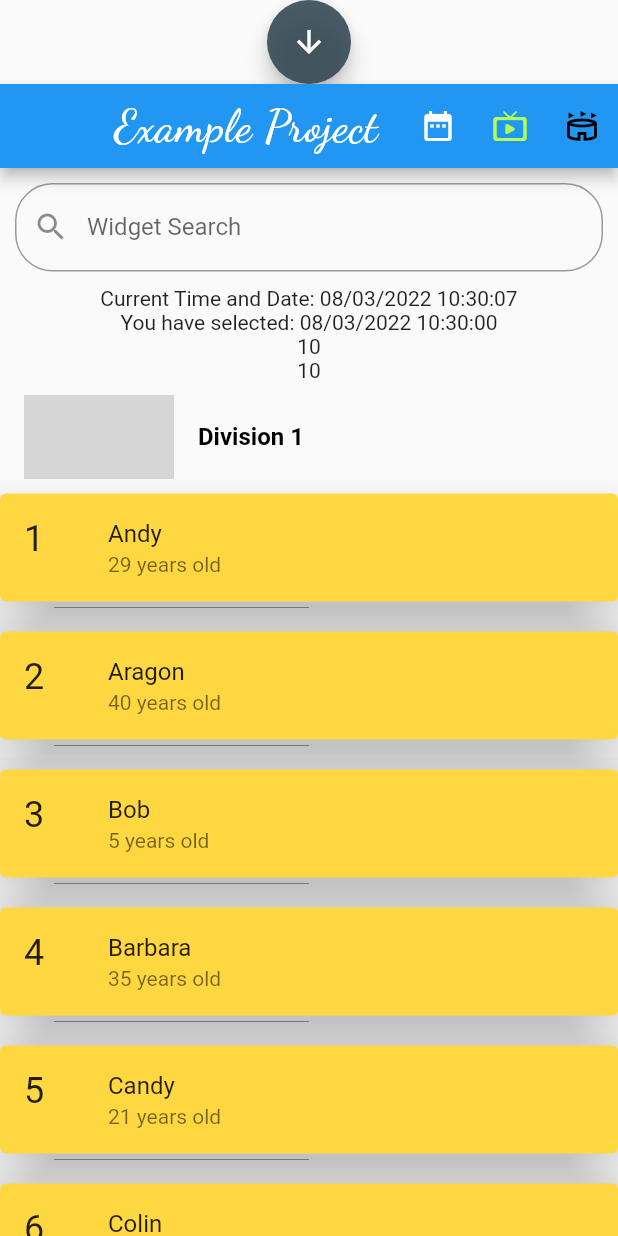
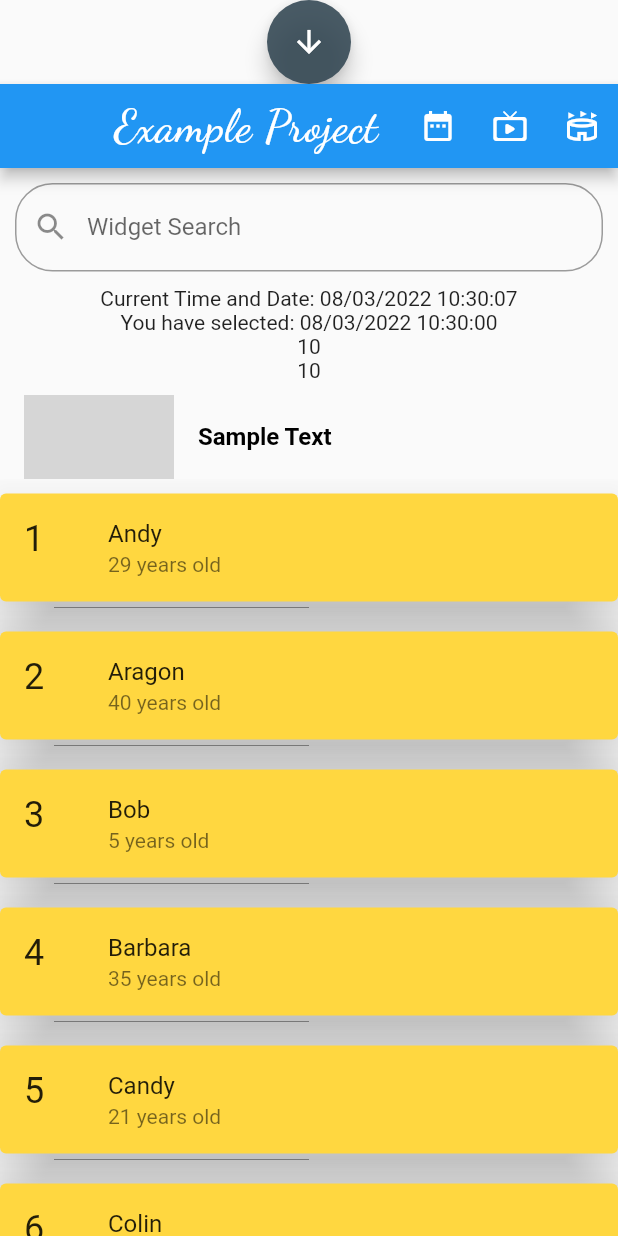
Before and after one commit to Hadjimamas/Testing_Project, a Flutter app: the screen it shows after launch, on a phone screen of 412 x 824 dp. Run offline on Flutter 3.47's test engine with Material 2 defaults, Android fonts, the phone set to English and light mode, and no system bars; our stand-ins replace google_fonts; network calls fail; grey boxes are pictures that could not be loaded.

Commit message:
Practice Project

```diff
--- a/lib/main.dart
+++ b/lib/main.dart
@@ -206,7 +206,7 @@ class _MyHomePage extends State<MyHomePage> {
               tooltip: ' Bottom Sheet',
               icon: const Icon(
                 Icons.live_tv_rounded,
-                color: Colors.lightGreenAccent,
+                color: Colors.white,
               ),
               onPressed: () {
                 modalBottomSheet(context);
@@ -216,7 +216,7 @@ class _MyHomePage extends State<MyHomePage> {
               tooltip: ' Bottom Sheet',
               icon: const Icon(
                 Icons.stadium_outlined,
-                color: Colors.black,
+                color: Colors.white,
               ),
               onPressed: () {
                 modalBottomSheet(context);
@@ -247,7 +247,7 @@ class _MyHomePage extends State<MyHomePage> {
                           fit: BoxFit.fitHeight,
                         ),
                         title: const Text(
-                          "Division 1",
+                          "Sample Text",
                           style: TextStyle(
                               fontWeight: FontWeight.w700, color: Colors.black),
                         ),
```
